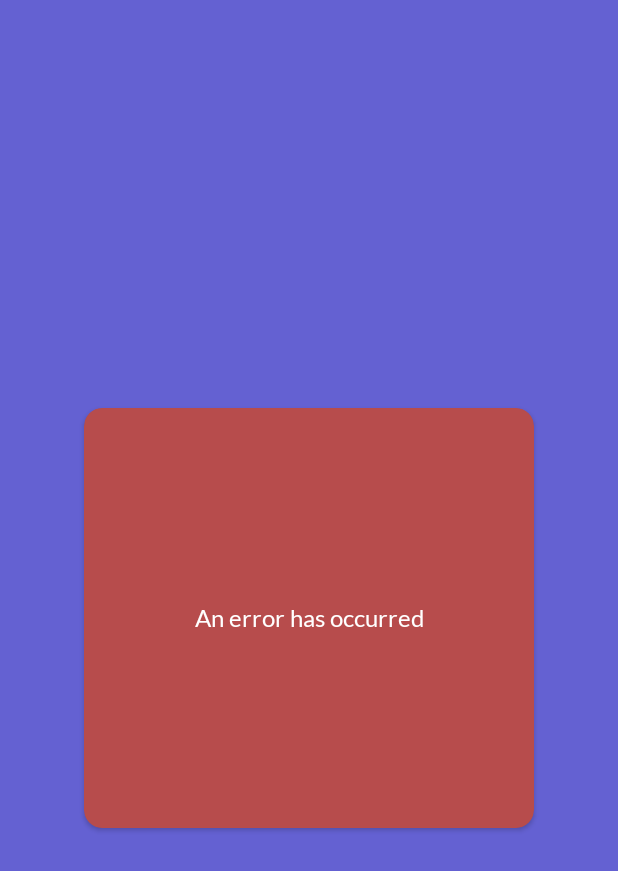
After one commit to SimoJOUDAR/Lacky, an Android app: the layout layout_error.xml on its own in the app's theme, with its tools: preview values and no code run, on a phone screen of 412 x 824 dp. The commit adds this screen. Shown: the top 871 px of the screen. Run offline under Robolectric (Android 15) with nearby library versions, the phone set to English and light mode, and no system bars; Roboto replaces fonts that are not available here.

Commit message:
Integrate a UI State to the State holder layers of the project
Add a UiState (which includes Loading, Success and Error states)  to all of GridView, DeviceSteering and MyAccount modules, for a better reactive UI.

```diff
--- a/app/src/main/java/fr/mjoudar/lackey/data/network/SimpleResponse.kt
+++ b/app/src/main/java/fr/mjoudar/lackey/data/network/SimpleResponse.kt
@@ -42,7 +42,4 @@ data class SimpleResponse<T>(
 
     val body: T
         get() = this.data!!.body()!!
-
-    val bodyNullable: T?
-        get() = this.data?.body()
 }
--- a/app/src/main/java/fr/mjoudar/lackey/data/persistence/DataStoreManagerImpl.kt
+++ b/app/src/main/java/fr/mjoudar/lackey/data/persistence/DataStoreManagerImpl.kt
@@ -44,7 +44,6 @@ class DataStoreManagerImpl(private val context: Context) : DataStoreManager {
             it[ZIPCODE] = user.address.zipCode.toString()
             it[COUNTRY] = user.address.country
             it[BIRTH_DATE] = user.birthDate.toString()
-            Log.e("Test1", "updateUser()")
         }
     }
 
--- a/app/src/main/java/fr/mjoudar/lackey/presentation/deviceSteering/DeviceSteeringViewModel.kt
+++ b/app/src/main/java/fr/mjoudar/lackey/presentation/deviceSteering/DeviceSteeringViewModel.kt
@@ -1,6 +1,5 @@
 package fr.mjoudar.lackey.presentation.deviceSteering
 
-import android.util.Log
 import androidx.lifecycle.ViewModel
 import androidx.lifecycle.viewModelScope
 import dagger.hilt.android.lifecycle.HiltViewModel
@@ -81,7 +80,6 @@ class DeviceSteeringViewModel @Inject constructor (): ViewModel() {
             it.mode = switchOnOff(it.mode)
             viewModelScope.launch(Dispatchers.IO) {
                 _lightStateFlow.emit(it)
-                Log.e("Test2", "modeLightListener() = $it")
             }
 
         }
@@ -225,7 +223,6 @@ class DeviceSteeringViewModel @Inject constructor (): ViewModel() {
     }
 
     companion object {
-        const val DEVICE_ARG = "device"
         const val STEP = 10
         const val PERCENTAGE_UPPER_LIMIT = 100
         const val PERCENTAGE_LOWER_LIMIT = 0
--- a/app/src/main/java/fr/mjoudar/lackey/presentation/myAccount/MyAccountFragment.kt
+++ b/app/src/main/java/fr/mjoudar/lackey/presentation/myAccount/MyAccountFragment.kt
@@ -2,7 +2,6 @@ package fr.mjoudar.lackey.presentation.myAccount
 
 import android.app.DatePickerDialog
 import android.os.Bundle
-import android.util.Log
 import androidx.fragment.app.Fragment
 import android.view.LayoutInflater
 import android.view.View
--- a/app/src/main/java/fr/mjoudar/lackey/presentation/myAccount/MyAccountViewModel.kt
+++ b/app/src/main/java/fr/mjoudar/lackey/presentation/myAccount/MyAccountViewModel.kt
@@ -1,6 +1,5 @@
 package fr.mjoudar.lackey.presentation.myAccount
 
-import android.util.Log
 import androidx.lifecycle.ViewModel
 import androidx.lifecycle.viewModelScope
 import dagger.hilt.android.lifecycle.HiltViewModel
--- /dev/null
+++ b/app/src/main/res/layout/layout_error.xml
@@ -0,0 +1,32 @@
+<?xml version="1.0" encoding="utf-8"?>
+<androidx.constraintlayout.widget.ConstraintLayout
+    android:id="@+id/error_page"
+    xmlns:android="http://schemas.android.com/apk/res/android"
+    android:layout_width="match_parent"
+    android:layout_height="match_parent"
+    xmlns:tools="http://schemas.android.com/tools"
+    android:background="@color/warm_blue"
+    xmlns:app="http://schemas.android.com/apk/res-auto">
+
+    <androidx.cardview.widget.CardView
+        android:layout_width="300dp"
+        android:layout_height="280dp"
+        app:cardCornerRadius="12dp"
+        android:backgroundTint="#b74c4c"
+        app:layout_constraintStart_toStartOf="parent"
+        app:layout_constraintTop_toTopOf="parent"
+        app:layout_constraintEnd_toEndOf="parent"
+        app:layout_constraintBottom_toBottomOf="parent">
+
+        <TextView
+            android:id="@+id/error_text"
+            android:layout_width="match_parent"
+            android:layout_height="match_parent"
+            android:gravity="center"
+            android:padding="30dp"
+            android:theme="@style/Title2"
+            tools:text="An error has occurred"/>
+
+    </androidx.cardview.widget.CardView>
+
+</androidx.constraintlayout.widget.ConstraintLayout>
```
Also changed, not shown: app/src/main/java/fr/mjoudar/lackey/data/network/RetrofitInstance.kt (+0 -8 lines), app/src/main/java/fr/mjoudar/lackey/data/repositories/DevicesRepository.kt (+2 -16 lines), app/src/main/java/fr/mjoudar/lackey/presentation/deviceSteering/DeviceSteeringFragment.kt (+7 -9 lines), app/src/main/java/fr/mjoudar/lackey/presentation/gridView/GridViewFragment.kt (+38 -18 lines), app/src/main/java/fr/mjoudar/lackey/presentation/gridView/GridViewViewModel.kt (+30 -16 lines), app/src/main/res/layout/fragment_grid_view.xml (+7 -0 lines), 1 other file.
